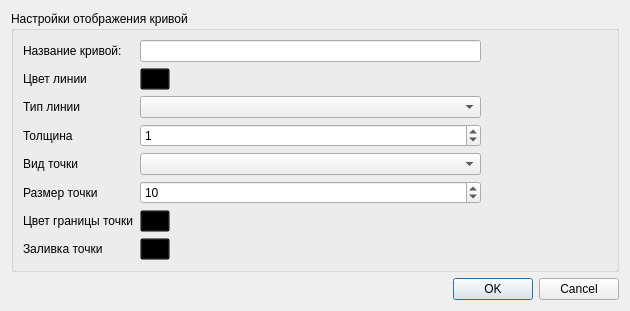
Qt form resources/ui/edit_line.ui (rymatoi/new-uniskad) before a commit.
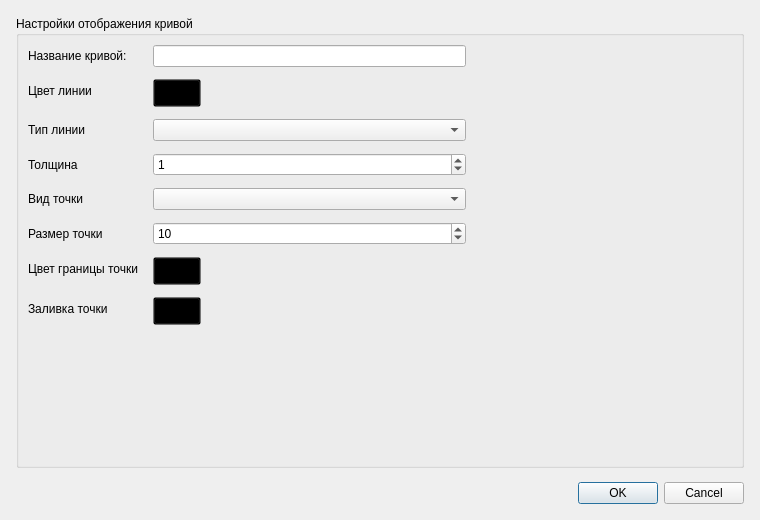
The same form after that commit. Custom widgets are drawn as their Qt base class.

Commit message: Fix curve style dialog layout

```diff
--- a/resources/ui/edit_line.ui
+++ b/resources/ui/edit_line.ui
@@ -6,14 +6,25 @@
    <rect>
     <x>0</x>
     <y>0</y>
-    <width>630</width>
-    <height>297</height>
+    <width>760</width>
+    <height>520</height>
    </rect>
   </property>
+  <property name="minimumSize">
+   <size>
+    <width>680</width>
+    <height>480</height>
+   </size>
+  </property>
   <property name="windowTitle">
    <string>Настройка линии</string>
   </property>
   <layout class="QVBoxLayout" name="verticalLayout_6">
+   <property name="spacing"><number>14</number></property>
+   <property name="leftMargin"><number>16</number></property>
+   <property name="topMargin"><number>16</number></property>
+   <property name="rightMargin"><number>16</number></property>
+   <property name="bottomMargin"><number>16</number></property>
    <item>
     <layout class="QVBoxLayout" name="verticalLayout">
      <item>
@@ -29,8 +40,9 @@
             <property name="fieldGrowthPolicy">
              <enum>QFormLayout::AllNonFixedFieldsGrow</enum>
             </property>
+            <property name="horizontalSpacing"><number>14</number></property>
             <property name="verticalSpacing">
-             <number>6</number>
+             <number>12</number>
             </property>
             <item row="0" column="0">
              <widget class="QLabel" name="label">
@@ -51,12 +63,8 @@
             </item>
             <item row="1" column="1">
              <widget class="ColorButton" name="colorButton">
-              <property name="maximumSize">
-               <size>
-                <width>30</width>
-                <height>30</height>
-               </size>
-              </property>
+              <property name="minimumSize"><size><width>48</width><height>28</height></size></property>
+              <property name="maximumSize"><size><width>48</width><height>28</height></size></property>
               <property name="styleSheet">
                <string notr="true">background-color: transparent;</string>
               </property>
@@ -76,7 +84,7 @@
              <widget class="QComboBox" name="lineType">
               <property name="minimumSize">
                <size>
-                <width>200</width>
+                <width>240</width>
                 <height>0</height>
                </size>
               </property>
@@ -129,12 +137,8 @@
             </item>
             <item row="6" column="1">
              <widget class="ColorButton" name="colorButton_3">
-              <property name="maximumSize">
-               <size>
-                <width>30</width>
-                <height>30</height>
-               </size>
-              </property>
+              <property name="minimumSize"><size><width>48</width><height>28</height></size></property>
+              <property name="maximumSize"><size><width>48</width><height>28</height></size></property>
               <property name="styleSheet">
                <string notr="true">background-color: transparent;</string>
               </property>
@@ -152,12 +156,8 @@
             </item>
             <item row="7" column="1">
              <widget class="ColorButton" name="colorButton_2">
-              <property name="maximumSize">
-               <size>
-                <width>30</width>
-                <height>30</height>
-               </size>
-              </property>
+              <property name="minimumSize"><size><width>48</width><height>28</height></size></property>
+              <property name="maximumSize"><size><width>48</width><height>28</height></size></property>
               <property name="styleSheet">
                <string notr="true">background-color: transparent;</string>
               </property>
@@ -172,8 +172,8 @@
            <widget class="PlotWidget" name="plotView" native="true">
             <property name="minimumSize">
              <size>
-              <width>120</width>
-              <height>0</height>
+              <width>260</width>
+              <height>300</height>
              </size>
             </property>
            </widget>
```
The commit also changes 2 other files.
